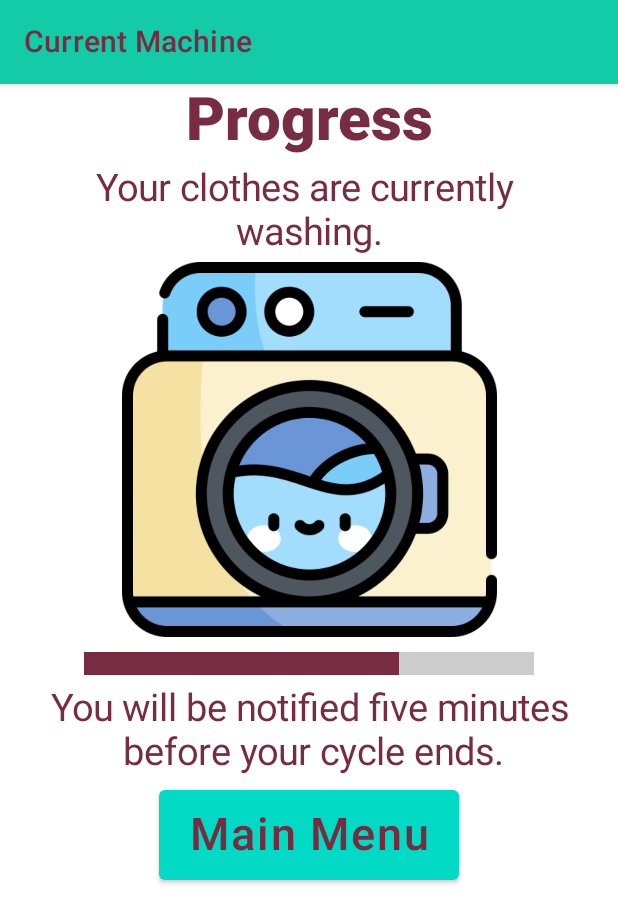
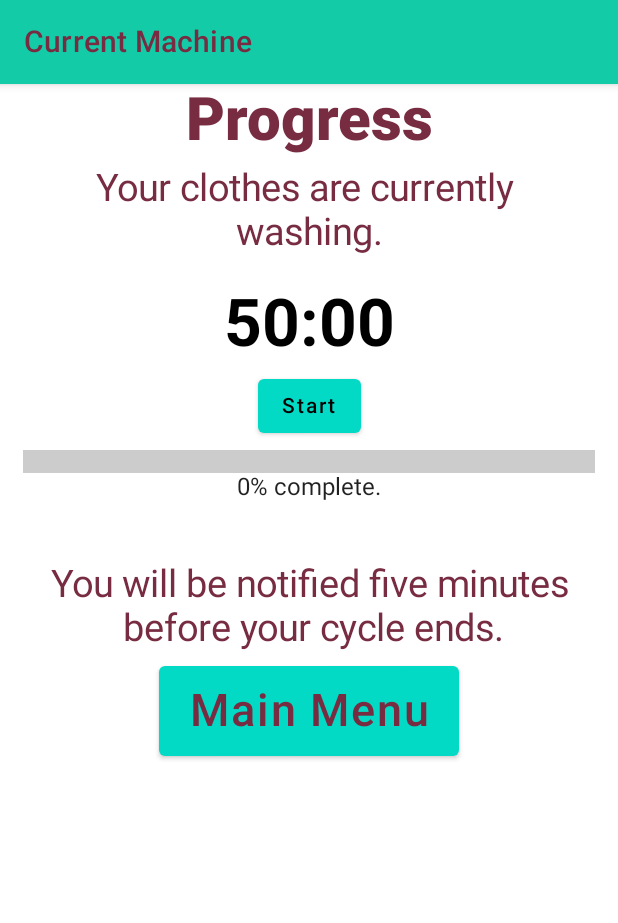
Before and after one commit to Gale6/Laundr-o-matic, an Android app built with Jetpack Compose: the CurrentMachineScreen screen opened through its navigation route, on a phone screen of 412 x 824 dp. Shown: the top 923 px of the screen. Run offline under Robolectric (Android 15) with nearby library versions, the phone set to English and light mode, and no system bars; network calls fail.

Commit message:
Fixed Stopwatch

```diff
--- a/app/src/main/java/com/revature/laundr_o_matic/CurrentMachineScreen.kt
+++ b/app/src/main/java/com/revature/laundr_o_matic/CurrentMachineScreen.kt
@@ -1,15 +1,15 @@
 package com.revature.laundr_o_matic
 
-import androidx.compose.foundation.Image
 import androidx.compose.foundation.layout.*
-import androidx.compose.material.*
+import androidx.compose.material.Button
+import androidx.compose.material.ButtonDefaults
+import androidx.compose.material.Text
+import androidx.compose.material.TopAppBar
 import androidx.compose.runtime.Composable
 import androidx.compose.ui.Alignment
 import androidx.compose.ui.Modifier
-import androidx.compose.ui.graphics.Color
 import androidx.compose.ui.platform.LocalContext
 import androidx.compose.ui.res.colorResource
-import androidx.compose.ui.res.painterResource
 import androidx.compose.ui.text.font.FontWeight
 import androidx.compose.ui.text.style.TextAlign
 import androidx.compose.ui.tooling.preview.Preview
@@ -18,6 +18,7 @@ import androidx.compose.ui.unit.sp
 import androidx.navigation.NavController
 import androidx.navigation.compose.rememberNavController
 import com.revature.laundr_o_matic.ui.theme.LaundromaticTheme
+import com.revature.laundr_o_matic.utility.Timer
 
 @Composable
 fun CurrentMachineScreen(navController: NavController)
@@ -55,21 +56,9 @@ fun CurrentMachineScreen(navController: NavController)
                         textAlign = TextAlign.Center
                     )
                     Spacer(modifier = Modifier.height(5.dp))
-                    Image(
-                        painter = painterResource(id = R.drawable.washing_machine),
-                        contentDescription = "Washer Icon",
-                        Modifier.size(250.dp)
-                    )
-                    Spacer(modifier = Modifier.height(10.dp))
-                    LinearProgressIndicator(
-                        progress = 0.7f,
-                        modifier = Modifier
-                            .width(300.dp)
-                            .height(15.dp),
-                        backgroundColor = Color.LightGray,
-                        color = colorResource(id = R.color.customDarkBrown)
-                    )
-                    Spacer(modifier = Modifier.height(7.dp))
+
+                    Timer(3000, 0f)
+
                     Text(
                         text = "You will be notified five minutes\n before your cycle ends.",
                         fontSize = 25.sp,
@@ -97,8 +86,6 @@ fun CurrentMachineScreen(navController: NavController)
             }
         }
     }
-
-
 @Preview (showBackground = true)
 @Composable
 fun CurrentMachineScreenPreview() {
--- a/app/src/main/java/com/revature/laundr_o_matic/utility/Stopwatch.kt
+++ b/app/src/main/java/com/revature/laundr_o_matic/utility/Stopwatch.kt
@@ -1,5 +1,6 @@
 package com.revature.laundr_o_matic.utility
 
+import android.widget.Toast
 import androidx.compose.foundation.layout.*
 import androidx.compose.foundation.shape.RoundedCornerShape
 import androidx.compose.material.Button
@@ -11,6 +12,7 @@ import androidx.compose.ui.Alignment
 import androidx.compose.ui.Modifier
 import androidx.compose.ui.draw.clip
 import androidx.compose.ui.graphics.Color
+import androidx.compose.ui.platform.LocalContext
 import androidx.compose.ui.res.colorResource
 import androidx.compose.ui.text.font.FontWeight
 import androidx.compose.ui.text.style.TextAlign
@@ -22,24 +24,41 @@ import kotlinx.coroutines.delay
 
 
 @Composable
-fun Timer(totalTime: Double, initialValue: Float = 0f) {
+fun Timer(totalTimeInSeconds: Int, initialProgress: Float) {
+    var context = LocalContext.current
 
-    var progress by remember {             //variable for progress
-        mutableStateOf(initialValue)
+    var progress by remember {
+        mutableStateOf(initialProgress)
     }
-    var currentTime by remember {       //variable for the current time
-        mutableStateOf(totalTime)
+    var timeElapsed by remember {
+        mutableStateOf(totalTimeInSeconds)
+    }
+    var timeRemaining by remember {       //variable for the current time
+        mutableStateOf(totalTimeInSeconds)
     }
     var isTimerRunning by remember {    //variable for isTimerRunning
         mutableStateOf(false)
     }
-    LaunchedEffect(key1 = currentTime, key2 = isTimerRunning) {
-        if (currentTime > 0 && isTimerRunning) {
-            delay(100L)
-            currentTime -= 100L
-            progress = (currentTime / totalTime).toFloat()
+
+    LaunchedEffect(key1 = timeRemaining, key2 = isTimerRunning) {
+        if (timeRemaining > 0 && isTimerRunning) {
+            delay(1000L)
+            timeRemaining -= 1
+            timeElapsed = totalTimeInSeconds - timeRemaining
+            progress = (initialProgress + timeElapsed) / totalTimeInSeconds
         }
     }
+    val timeMinutes = (timeRemaining / 60)
+    val timeSeconds = (timeRemaining % 60)
+
+
+
+
+    Box(modifier = Modifier
+        .fillMaxWidth()
+        .height(200.dp)
+        .padding(5.dp)
+    ) {
         Column(
             horizontalAlignment = Alignment.CenterHorizontally,
             verticalArrangement = Arrangement.Top,
@@ -49,51 +68,48 @@ fun Timer(totalTime: Double, initialValue: Float = 0f) {
                 .clip(RoundedCornerShape(30.dp))
                 .padding(10.dp)
         ) {
+            val timeDisplay = if (timeMinutes < 10 && timeSeconds < 10) {
+                "0$timeMinutes:0$timeSeconds"
+            } else if (timeMinutes < 10) {
+                "0$timeMinutes:$timeSeconds"
+            } else if (timeSeconds < 10) {
+                "$timeMinutes:0$timeSeconds"
+            } else "$timeMinutes:$timeSeconds"
+
             Text(
-            text = (currentTime / 1000L).toString(),
+                text = (timeDisplay),
                 fontSize = 44.sp,
                 color = Color.Black,
                 textAlign = TextAlign.Center,
                 fontWeight = FontWeight.Bold
             )
             Spacer(modifier = Modifier.height(5.dp))
+            if (!isTimerRunning) {
                 Button(     //Button to stop and start the timer
-            onClick = {
-                if (currentTime <= 0L) {
-                    currentTime = totalTime
-                    isTimerRunning = true
-                } else {
-                    isTimerRunning = !isTimerRunning
-                }
-            },
-            colors = ButtonDefaults.buttonColors(
-                backgroundColor = if (!isTimerRunning || currentTime <= 0L) {
-                    colorResource(id = R.color.tealGreen)
-                } else {
-                    colorResource(id = R.color.customDarkBrown)
-                }
-            )
+                    onClick = { isTimerRunning = true },
+                    colors = ButtonDefaults.buttonColors(backgroundColor = colorResource(id = R.color.tealGreen))
                 ) {
                     Text(
-                text = if (isTimerRunning && currentTime >= 0) "Stop"
-                else if (!isTimerRunning && currentTime >= 0L) "Start"
-                else "Restart"
+                        text = "Start"
                     )
+                }
             }
             Spacer(modifier = Modifier.height(5.dp))
             LinearProgressIndicator(
-            progress = -(progress),
+                progress = progress,
                 modifier = Modifier
                     .fillMaxWidth()
                     .height(15.dp),
                 backgroundColor = Color.LightGray,
                 color = colorResource(id = R.color.customDarkBrown)
             )
+            val percentCompleted = (progress * 100).toInt()
+            Text(text = "$percentCompleted% complete.")
         }
     }
-
+}
 @Preview
 @Composable
 fun PreviewTimer() {
-    Timer(50000.00)
+    Timer(3000,0f)
 }
```
Also changed, not shown: app/src/main/java/com/revature/laundr_o_matic/utility/TimerWithProgressBar.kt (deleted, +0 -28 lines). Lines whose indentation alone changed are shown as unchanged.
